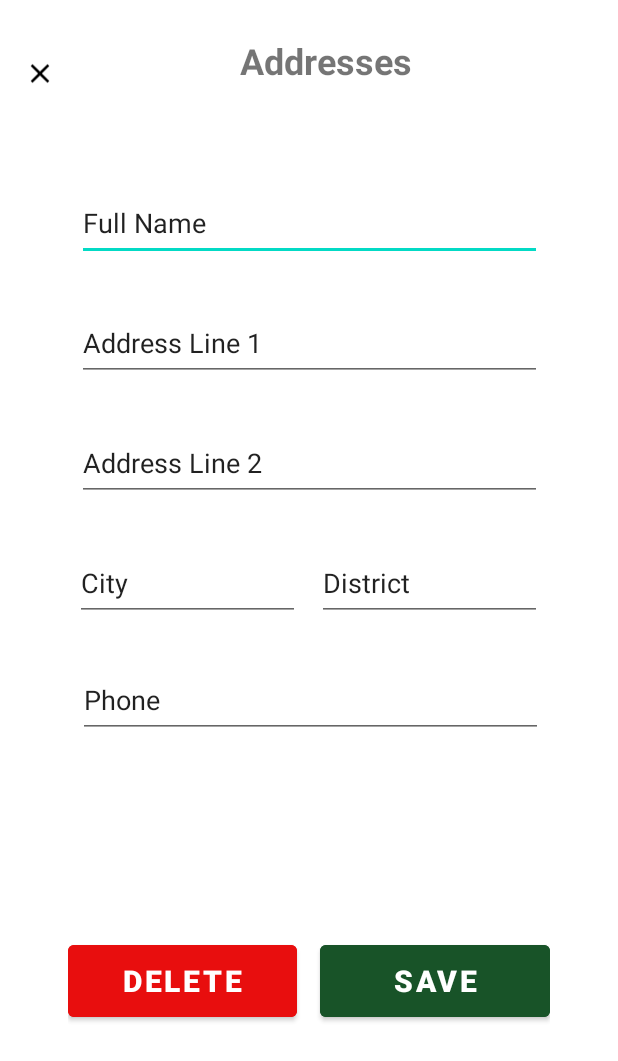
After one commit to Harish3000/FarmLink-MAD-PROJECT-Y2S2-G4.2, an Android app: the layout activity_address.xml on its own in the app's theme, with its tools: preview values and no code run, on a phone screen of 412 x 824 dp. The commit adds this screen. Shown: the top 1061 px of the screen. Run offline under Robolectric (Android 15) with nearby library versions, the phone set to English and light mode, and no system bars.

Commit message:
Address Form UI

```diff
--- /dev/null
+++ b/app/src/main/java/com/example/farmlink/AddressAcivity.kt
@@ -0,0 +1,12 @@
+package com.example.farmlink
+
+import android.os.Bundle
+import androidx.appcompat.app.AppCompatActivity
+
+class AddressAcivity : AppCompatActivity() {
+
+    override fun onCreate(savedInstanceState: Bundle?) {
+        super.onCreate(savedInstanceState)
+        setContentView(R.layout.activity_address)
+    }
+}
--- a/app/src/main/java/com/example/farmlink/CartFragment.kt
+++ b/app/src/main/java/com/example/farmlink/CartFragment.kt
@@ -1,10 +1,12 @@
 package com.example.farmlink
 
+import android.content.Intent
 import android.os.Bundle
 import androidx.fragment.app.Fragment
 import android.view.LayoutInflater
 import android.view.View
 import android.view.ViewGroup
+import android.widget.Button
 
 // TODO: Rename parameter arguments, choose names that match
 // the fragment initialization parameters, e.g. ARG_ITEM_NUMBER
@@ -29,13 +31,13 @@ class CartFragment : Fragment() {
         }
     }
 
-    override fun onCreateView(
-        inflater: LayoutInflater, container: ViewGroup?,
-        savedInstanceState: Bundle?
-    ): View? {
-        // Inflate the layout for this fragment
-        return inflater.inflate(R.layout.fragment_cart, container, false)
-    }
+//    override fun onCreateView(
+//        inflater: LayoutInflater, container: ViewGroup?,
+//        savedInstanceState: Bundle?
+//    ): View? {
+//        // Inflate the layout for this fragment
+//        return inflater.inflate(R.layout.fragment_cart, container, false)
+//    }
 
     companion object {
         /**
@@ -56,4 +58,16 @@ class CartFragment : Fragment() {
                 }
             }
     }
+
+    override fun onCreateView(inflater: LayoutInflater, container: ViewGroup?, savedInstanceState: Bundle?): View? {
+        val view = inflater.inflate(R.layout.fragment_cart, container, false)
+
+        val button = view.findViewById<Button>(R.id.btn_checkout)
+        button.setOnClickListener {
+            val intent = Intent(activity, AddressAcivity::class.java)
+            startActivity(intent)
+        }
+
+        return view
+    }
 }
--- /dev/null
+++ b/app/src/main/res/drawable/close_btn.xml
@@ -0,0 +1,5 @@
+<vector android:height="24dp" android:tint="#000000"
+    android:viewportHeight="24" android:viewportWidth="24"
+    android:width="24dp" xmlns:android="http://schemas.android.com/apk/res/android">
+    <path android:fillColor="@android:color/white" android:pathData="M19,6.41L17.59,5 12,10.59 6.41,5 5,6.41 10.59,12 5,17.59 6.41,19 12,13.41 17.59,19 19,17.59 13.41,12z"/>
+</vector>
--- /dev/null
+++ b/app/src/main/res/layout/activity_address.xml
@@ -0,0 +1,156 @@
+<?xml version="1.0" encoding="utf-8"?>
+<androidx.constraintlayout.widget.ConstraintLayout xmlns:android="http://schemas.android.com/apk/res/android"
+    xmlns:app="http://schemas.android.com/apk/res-auto"
+    xmlns:tools="http://schemas.android.com/tools"
+    android:id="@+id/addressLayout"
+    android:layout_width="match_parent"
+    android:layout_height="match_parent">
+
+    <EditText
+        android:id="@+id/editFullName"
+        android:layout_width="310dp"
+        android:layout_height="50dp"
+        android:layout_marginStart="50dp"
+        android:layout_marginTop="50dp"
+        android:layout_marginEnd="50dp"
+        android:ems="10"
+        android:inputType="textPersonName"
+        android:text="@string/editFullName"
+        app:layout_constraintEnd_toEndOf="parent"
+        app:layout_constraintStart_toStartOf="parent"
+        app:layout_constraintTop_toBottomOf="@+id/linearLayout" />
+
+    <EditText
+        android:id="@+id/editAddress1"
+        android:layout_width="310dp"
+        android:layout_height="50dp"
+        android:layout_marginStart="50dp"
+        android:layout_marginTop="30dp"
+        android:layout_marginEnd="50dp"
+        android:ems="10"
+        android:inputType="textPostalAddress"
+        android:text="@string/editAddress1"
+        app:layout_constraintEnd_toEndOf="parent"
+        app:layout_constraintStart_toStartOf="parent"
+        app:layout_constraintTop_toBottomOf="@+id/editFullName" />
+
+    <EditText
+        android:id="@+id/editAddress2"
+        android:layout_width="310dp"
+        android:layout_height="50dp"
+        android:layout_marginStart="50dp"
+        android:layout_marginTop="30dp"
+        android:layout_marginEnd="50dp"
+        android:ems="10"
+        android:inputType="textPostalAddress"
+        android:text="@string/editAddress2"
+        app:layout_constraintEnd_toEndOf="parent"
+        app:layout_constraintStart_toStartOf="parent"
+        app:layout_constraintTop_toBottomOf="@+id/editAddress1" />
+
+    <EditText
+        android:id="@+id/editCity"
+        android:layout_width="150dp"
+        android:layout_height="50dp"
+        android:layout_marginStart="50dp"
+        android:layout_marginTop="30dp"
+        android:ems="10"
+        android:inputType="textPostalAddress"
+        android:text="@string/editCity"
+        app:layout_constraintStart_toStartOf="parent"
+        app:layout_constraintTop_toBottomOf="@+id/editAddress2" />
+
+    <EditText
+        android:id="@+id/editDistrict"
+        android:layout_width="150dp"
+        android:layout_height="50dp"
+        android:layout_marginStart="10dp"
+        android:layout_marginTop="30dp"
+        android:layout_marginEnd="50dp"
+        android:ems="10"
+        android:inputType="textPostalAddress"
+        android:text="@string/editDistrict"
+        app:layout_constraintEnd_toEndOf="parent"
+        app:layout_constraintStart_toEndOf="@+id/editCity"
+        app:layout_constraintTop_toBottomOf="@+id/editAddress2" />
+
+    <EditText
+        android:id="@+id/editPhone"
+        android:layout_width="310dp"
+        android:layout_height="50dp"
+        android:layout_marginStart="50dp"
+        android:layout_marginTop="28dp"
+        android:layout_marginEnd="50dp"
+        android:ems="10"
+        android:inputType="phone"
+        android:text="@string/editPhone"
+        app:layout_constraintEnd_toEndOf="parent"
+        app:layout_constraintHorizontal_bias="1.0"
+        app:layout_constraintStart_toStartOf="parent"
+        app:layout_constraintTop_toBottomOf="@+id/editCity" />
+
+    <LinearLayout
+        android:id="@+id/linearLayout"
+        android:layout_width="0dp"
+        android:layout_height="50dp"
+        android:layout_marginStart="16dp"
+        android:layout_marginTop="24dp"
+        android:layout_marginEnd="16dp"
+        android:orientation="horizontal"
+        app:layout_constraintEnd_toEndOf="parent"
+        app:layout_constraintStart_toStartOf="parent"
+        app:layout_constraintTop_toTopOf="parent">
+
+        <ImageView
+            android:id="@+id/btn_close"
+            android:layout_width="wrap_content"
+            android:layout_height="match_parent"
+            android:layout_weight="1"
+            app:srcCompat="@drawable/close_btn" />
+
+        <TextView
+            android:id="@+id/tvAddress"
+            android:layout_width="match_parent"
+            android:layout_height="match_parent"
+            android:layout_weight="7"
+            android:text="@string/tvAddress"
+            android:textAlignment="center"
+            android:textSize="24sp"
+            android:textStyle="bold" />
+    </LinearLayout>
+
+    <LinearLayout
+        android:layout_width="0dp"
+        android:layout_height="60dp"
+        android:layout_marginStart="45dp"
+        android:layout_marginTop="24dp"
+        android:layout_marginEnd="45dp"
+        android:layout_marginBottom="32dp"
+        android:orientation="horizontal"
+        app:layout_constraintBottom_toBottomOf="parent"
+        app:layout_constraintEnd_toEndOf="parent"
+        app:layout_constraintStart_toStartOf="parent"
+        app:layout_constraintTop_toBottomOf="@+id/editPhone">
+
+        <Button
+            android:id="@+id/btnDelete"
+            android:layout_width="50dp"
+            android:layout_height="match_parent"
+            android:layout_marginRight="15sp"
+            android:layout_weight="2"
+            android:backgroundTint="#E80E0E"
+            android:text="@string/btnDelete"
+            android:textSize="20sp"
+            android:textStyle="bold" />
+
+        <Button
+            android:id="@+id/btnSave"
+            android:layout_width="50dp"
+            android:layout_height="match_parent"
+            android:layout_weight="2"
+            android:backgroundTint="#185328"
+            android:text="@string/btnSave"
+            android:textSize="20sp"
+            android:textStyle="bold" />
+    </LinearLayout>
+</androidx.constraintlayout.widget.ConstraintLayout>
--- a/app/src/main/res/layout/fragment_cart.xml
+++ b/app/src/main/res/layout/fragment_cart.xml
@@ -7,9 +7,16 @@
 
     <!-- TODO: Update blank fragment layout -->
     <TextView
-        android:gravity="center"
         android:layout_width="match_parent"
         android:layout_height="match_parent"
+        android:gravity="center"
         android:text="Cart" />
 
+    <Button
+        android:id="@+id/btn_checkout"
+        android:layout_width="143dp"
+        android:layout_height="wrap_content"
+        android:layout_gravity="center_horizontal|center_vertical"
+        android:text="@string/btn_checkout" />
+
 </FrameLayout>
--- a/app/src/main/res/values/strings.xml
+++ b/app/src/main/res/values/strings.xml
@@ -2,4 +2,14 @@
     <string name="app_name">FarmLink</string>
     <!-- TODO: Remove or change this placeholder text -->
     <string name="hello_blank_fragment">Hello blank fragment</string>
+    <string name="btn_checkout">Checkout</string>
+    <string name="editFullName">Full Name</string>
+    <string name="editAddress1">Address Line 1</string>
+    <string name="editAddress2">Address Line 2</string>
+    <string name="editCity">City</string>
+    <string name="editDistrict">District</string>
+    <string name="editPhone">Phone</string>
+    <string name="tvAddress">Addresses</string>
+    <string name="btnDelete">Delete</string>
+    <string name="btnSave">Save</string>
 </resources>
```
